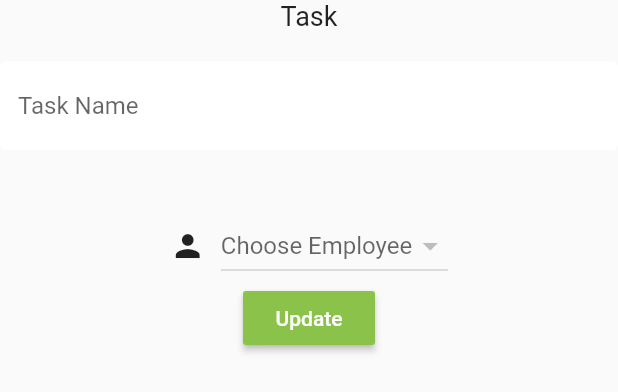
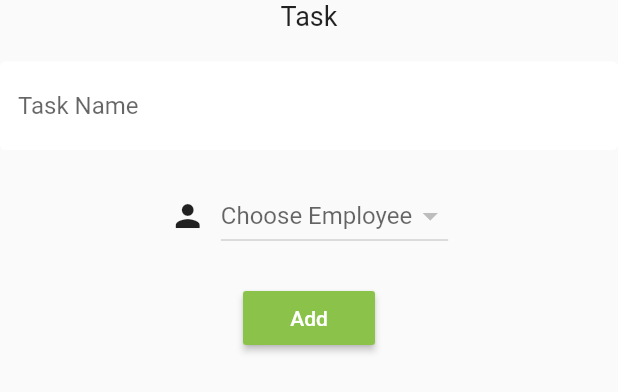
Before and after one commit to Dhaneja/Horizon-ProjectManagement, a Flutter app: the TaskAddForm widget shown alone on an empty page, opened directly, on a phone screen of 412 x 824 dp. Shown: the top 392 px of the screen. Run offline on Flutter 3.47's test engine with Material 2 defaults, Android fonts, the phone set to English and light mode, and no system bars; our stand-ins replace cloud_firestore, firebase_auth, firebase_core, flutter_spinkit; accounts and stored records are empty.

```diff
--- a/lib/views/task/task_add_form.dart
+++ b/lib/views/task/task_add_form.dart
@@ -16,7 +16,7 @@ class TaskAddForm extends StatefulWidget {
 
 class _TaskAddFormState extends State<TaskAddForm> {
 
-  var nowEmployee, currentEmployee;
+  var currentEmployee;
 
   String projectValue;
   _TaskAddFormState(this.projectValue);
@@ -56,31 +56,7 @@ class _TaskAddFormState extends State<TaskAddForm> {
             onChanged: (val) => setState(() => _tName = val),
           ),
 
-          SizedBox(height: 20.0),
-/*          DropdownButtonFormField(
-            decoration: textInputStyle.copyWith(hintText: 'Assign Employee'),
 
-          ),
-          */
-
-
-/*          DropdownButton(
-              items: _assignEmployee.map((value) => DropdownMenuItem(
-                  child: Text(
-                    value,
-
-                  ),
-                value: value,
-              )).toList(),
-              onChanged: (selectedEmployee){
-                setState(() {
-                  nowEmployee=selectedEmployee;
-                });
-              },
-            value: nowEmployee,
-            isExpanded: false,
-            hint: Text('Assign Employee'),
-          ),*/
           SizedBox(height: 20.0,),
           StreamBuilder<QuerySnapshot>(
             stream: FirebaseFirestore.instance.collection('users').snapshots(),
@@ -128,11 +104,11 @@ class _TaskAddFormState extends State<TaskAddForm> {
               }
               }
           ),
-
+          SizedBox(height: 20.0,),
           RaisedButton(
               color: Colors.lightGreen,
               child: Text(
-                'Update',
+                'Add',
                 style: TextStyle(color: Colors.white),
               ),
               onPressed: () async {
```
Also changed, not shown: lib/views/task/task_setting_form.dart (+50 -6 lines).
